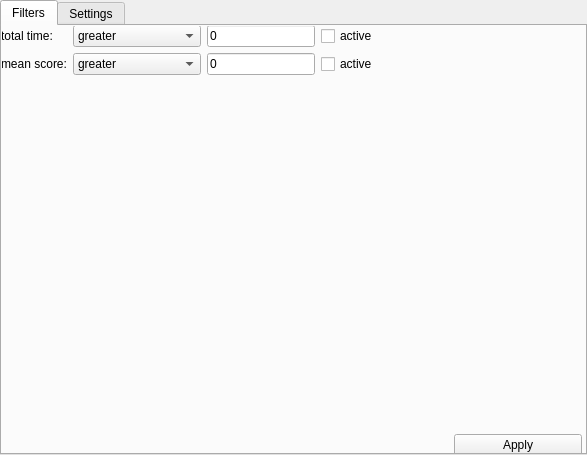
Above: settings.ui from maxscheurer/pycontact before the change. Below: the same form after it.
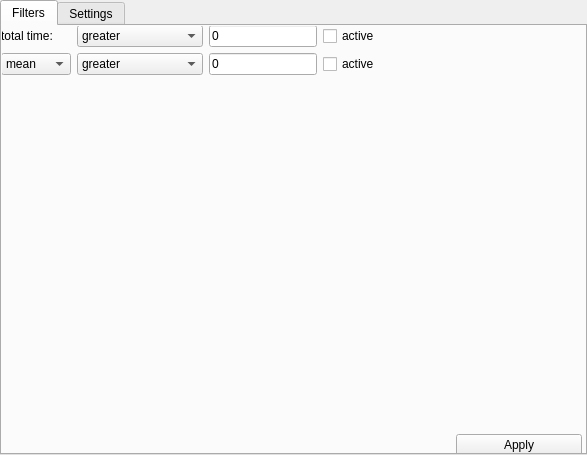
That is the form after the change.

What changed in the file:
```diff
--- a/settings.ui
+++ b/settings.ui
@@ -112,19 +112,6 @@
        </property>
       </widget>
      </item>
-     <item row="1" column="0">
-      <widget class="QLabel" name="scoreLabel">
-       <property name="sizePolicy">
-        <sizepolicy hsizetype="Fixed" vsizetype="Preferred">
-         <horstretch>0</horstretch>
-         <verstretch>0</verstretch>
-        </sizepolicy>
-       </property>
-       <property name="text">
-        <string>mean score:</string>
-       </property>
-      </widget>
-     </item>
      <item row="1" column="2">
       <widget class="QLineEdit" name="scoreField">
        <property name="sizePolicy">
@@ -162,6 +149,26 @@
        </property>
       </widget>
      </item>
+     <item row="1" column="0">
+      <widget class="QComboBox" name="meanDropdown">
+       <property name="sizePolicy">
+        <sizepolicy hsizetype="Fixed" vsizetype="Fixed">
+         <horstretch>0</horstretch>
+         <verstretch>0</verstretch>
+        </sizepolicy>
+       </property>
+       <item>
+        <property name="text">
+         <string>mean</string>
+        </property>
+       </item>
+       <item>
+        <property name="text">
+         <string>median</string>
+        </property>
+       </item>
+      </widget>
+     </item>
     </layout>
    </widget>
   </widget>
```
